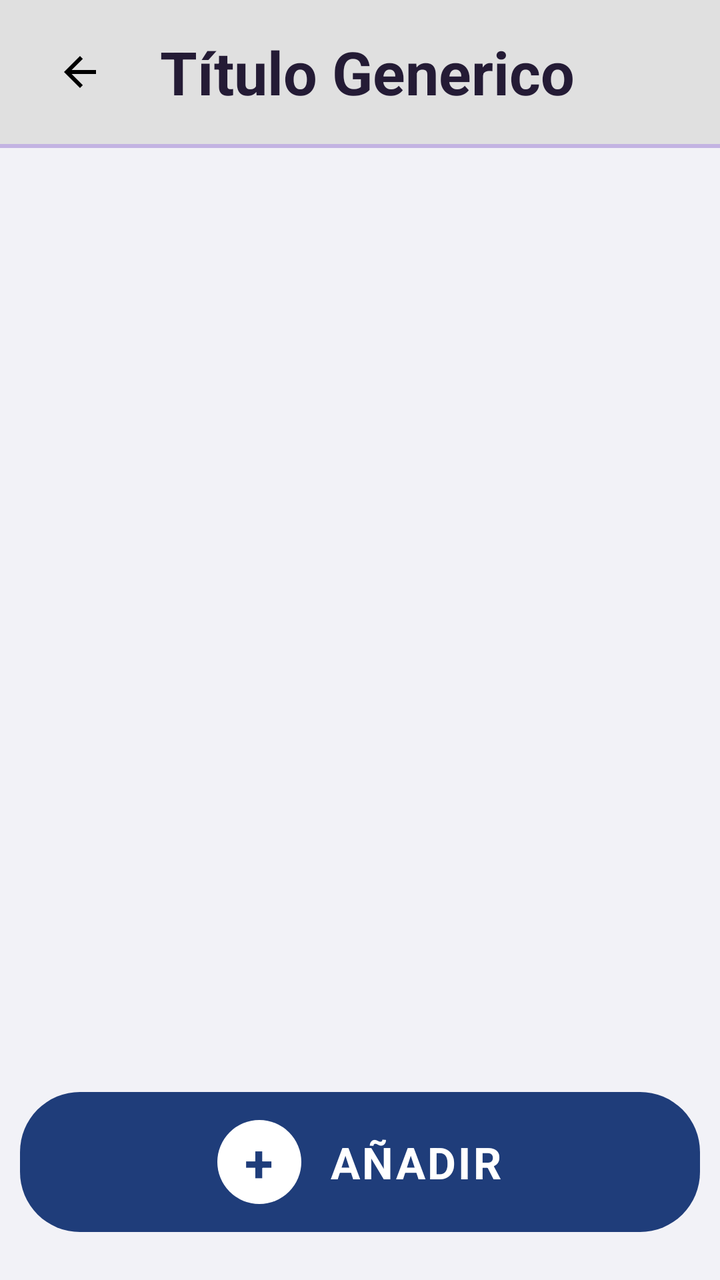
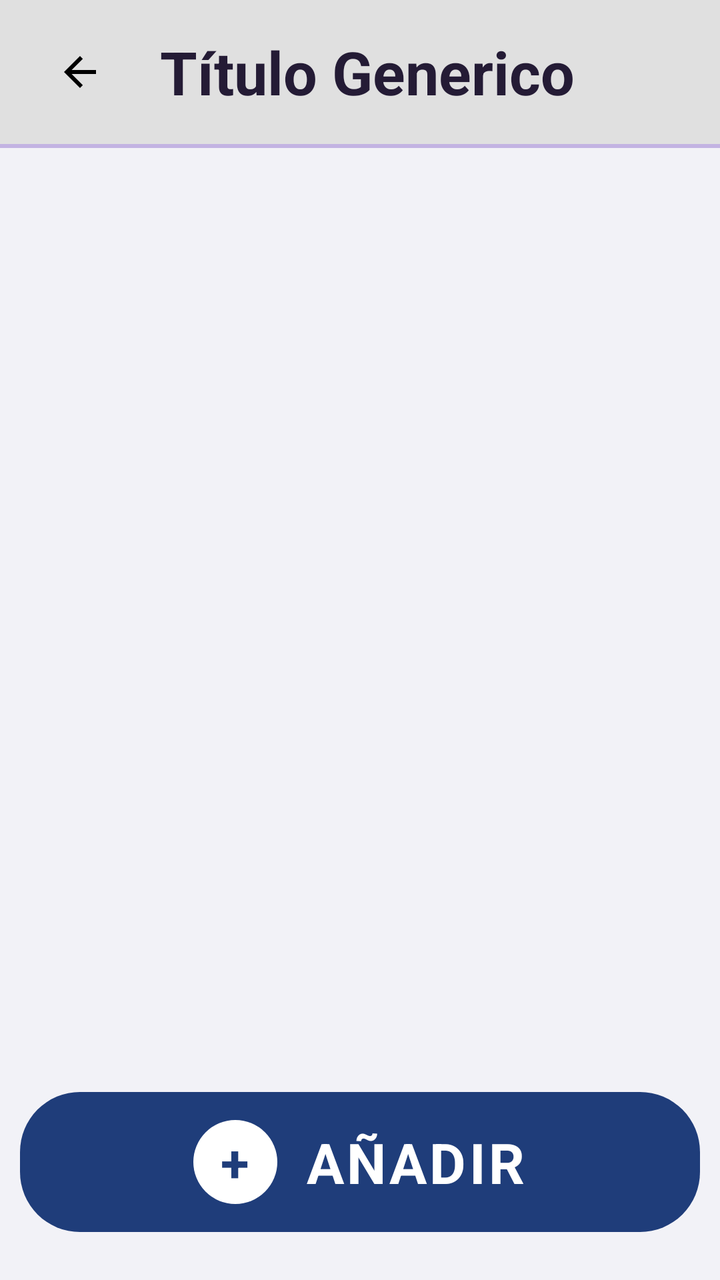

Two renders of the same Android screen: before a commit and after it. Below are the layout's source before the change and the commit's diff.
<!-- AndroidManifest.xml: activity theme AppTheme.NoActionBar -->
<!-- res/layout/activity_recordatorios.xml -->
<?xml version="1.0" encoding="utf-8"?>
<LinearLayout
    xmlns:android="http://schemas.android.com/apk/res/android"
    android:layout_width="match_parent"
    android:layout_height="match_parent"
    android:orientation="vertical"
    android:background="#F2F2F7">

    <include layout="@layout/include_top_back_banner" />

    <ScrollView
        android:layout_width="match_parent"
        android:layout_height="0dp"
        android:layout_weight="1"
        android:layout_marginTop="18dp"
        android:paddingStart="16dp"
        android:paddingEnd="10dp"
        android:clipToPadding="false"
        android:scrollbars="vertical"
        android:fadeScrollbars="false"
        android:scrollbarStyle="outsideInset">

        <LinearLayout
            android:id="@+id/containerRecordatorios"
            android:layout_width="match_parent"
            android:layout_height="wrap_content"
            android:orientation="vertical"
            android:paddingTop="6dp"
            android:paddingBottom="16dp"/>
    </ScrollView>

    <TextView
        android:id="@+id/tvVacioRecordatorios"
        android:layout_width="match_parent"
        android:layout_height="0dp"
        android:layout_weight="1"
        android:text="No hay recordatorios futuros.\n¡Añade el primero!"
        android:textSize="16sp"
        android:textColor="#9E9E9E"
        android:gravity="center"
        android:visibility="gone"/>

    <LinearLayout
        android:id="@+id/btnAnadirRecordatorio"
        android:layout_width="340dp"
        android:layout_height="70dp"
        android:layout_gravity="center_horizontal"
        android:orientation="horizontal"
        android:gravity="center"
        android:background="@drawable/bg_btn_anadir"
        android:layout_marginTop="28dp"
        android:layout_marginBottom="24dp"
        android:clickable="true"
        android:focusable="true"
        android:contentDescription="Añadir recordatorio">

        <FrameLayout
            android:layout_width="42dp"
            android:layout_height="42dp"
            android:background="@drawable/bg_icon_circle_white"
            android:layout_marginEnd="14dp">

            <TextView
                android:layout_width="wrap_content"
                android:layout_height="wrap_content"
                android:layout_gravity="center"
                android:text="+"
                android:textSize="26sp"
                android:textStyle="bold"
                android:textColor="#1F3D7A"/>
        </FrameLayout>

        <TextView
            android:layout_width="wrap_content"
            android:layout_height="wrap_content"
            android:text="AÑADIR"
            android:textSize="22sp"
            android:textStyle="bold"
            android:textColor="#FFFFFF"
            android:letterSpacing="0.05"/>
    </LinearLayout>

</LinearLayout>
<!-- res/layout/include_top_back_banner.xml (included above) -->
<?xml version="1.0" encoding="utf-8"?>
<LinearLayout xmlns:android="http://schemas.android.com/apk/res/android"
    android:layout_width="match_parent"
    android:layout_height="wrap_content"
    android:orientation="vertical"
    android:background="#E0E0E0"
    android:elevation="0dp">

    <LinearLayout
        android:layout_width="match_parent"
        android:layout_height="wrap_content"
        android:orientation="horizontal"
        android:gravity="center_vertical"
        android:paddingTop="12dp"
        android:paddingBottom="12dp"
        android:paddingStart="16dp"
        android:paddingEnd="16dp">

        <ImageButton
            android:id="@+id/btnBannerBack"
            android:layout_width="48dp"
            android:layout_height="48dp"
            android:src="@drawable/ic_back_arrow_lavender"
            android:background="?attr/selectableItemBackgroundBorderless"
            android:contentDescription="Atrás"
            android:scaleType="centerInside" />

        <TextView
            android:id="@+id/tvBannerTitulo"
            android:layout_width="0dp"
            android:layout_height="wrap_content"
            android:layout_weight="1"
            android:layout_marginStart="16dp"
            android:text="Título Generico"
            android:textColor="#241B35"
            android:textSize="30sp"
            android:textStyle="bold" />
    </LinearLayout>

    <View
        android:layout_width="match_parent"
        android:layout_height="2dp"
        android:background="#C3B3E2" />
        
</LinearLayout>
<!-- resources referenced by this layout -->
<resources>
  <!-- drawable bg_btn_anadir (drawable) -->
  <?xml version="1.0" encoding="utf-8"?>
  <shape xmlns:android="http://schemas.android.com/apk/res/android"
      android:shape="rectangle">
      <solid android:color="#1F3D7A"/>
      <corners android:radius="30dp"/>
  </shape>
  <!-- drawable bg_icon_circle_white (drawable) -->
  <shape android:shape="oval"
      xmlns:android="http://schemas.android.com/apk/res/android">
      <solid android:color="#FFFFFF"/>
  </shape>
  <!-- drawable ic_back_arrow_lavender (drawable) -->
  <vector xmlns:android="http://schemas.android.com/apk/res/android"
      android:width="24dp"
      android:height="24dp"
      android:viewportWidth="24"
      android:viewportHeight="24">
      <path
          android:fillColor="#000000"
          android:pathData="M20,11H7.83l5.59,-5.59L12,4l-8,8 8,8 1.41,-1.41L7.83,13H20v-2z"/>
  </vector>
  <style name="AppTheme.NoActionBar">
          <item name="windowActionBar">false</item>
          <item name="windowNoTitle">true</item>
          <item name="android:statusBarColor">@color/fondo_app</item>
          <item name="android:windowLightStatusBar">true</item>
      </style>
  <color name="fondo_app">#F2F2F7</color>
</resources>

<!-- the commit's change to res/layout/activity_recordatorios.xml (unified diff, before → after) -->
@@ -13,8 +13,9 @@
         android:layout_height="0dp"
         android:layout_weight="1"
         android:layout_marginTop="18dp"
-        android:paddingStart="16dp"
-        android:paddingEnd="10dp"
+        android:paddingStart="42dp"
+        android:paddingEnd="42dp"
+
         android:clipToPadding="false"
         android:scrollbars="vertical"
         android:fadeScrollbars="false"
@@ -35,7 +36,8 @@
         android:layout_height="0dp"
         android:layout_weight="1"
         android:text="No hay recordatorios futuros.\n¡Añade el primero!"
-        android:textSize="16sp"
+        android:textSize="26sp"
+
         android:textColor="#9E9E9E"
         android:gravity="center"
         android:visibility="gone"/>
@@ -74,7 +76,8 @@
             android:layout_width="wrap_content"
             android:layout_height="wrap_content"
             android:text="AÑADIR"
-            android:textSize="22sp"
+            android:textSize="28sp"
+
             android:textStyle="bold"
             android:textColor="#FFFFFF"
             android:letterSpacing="0.05"/>
